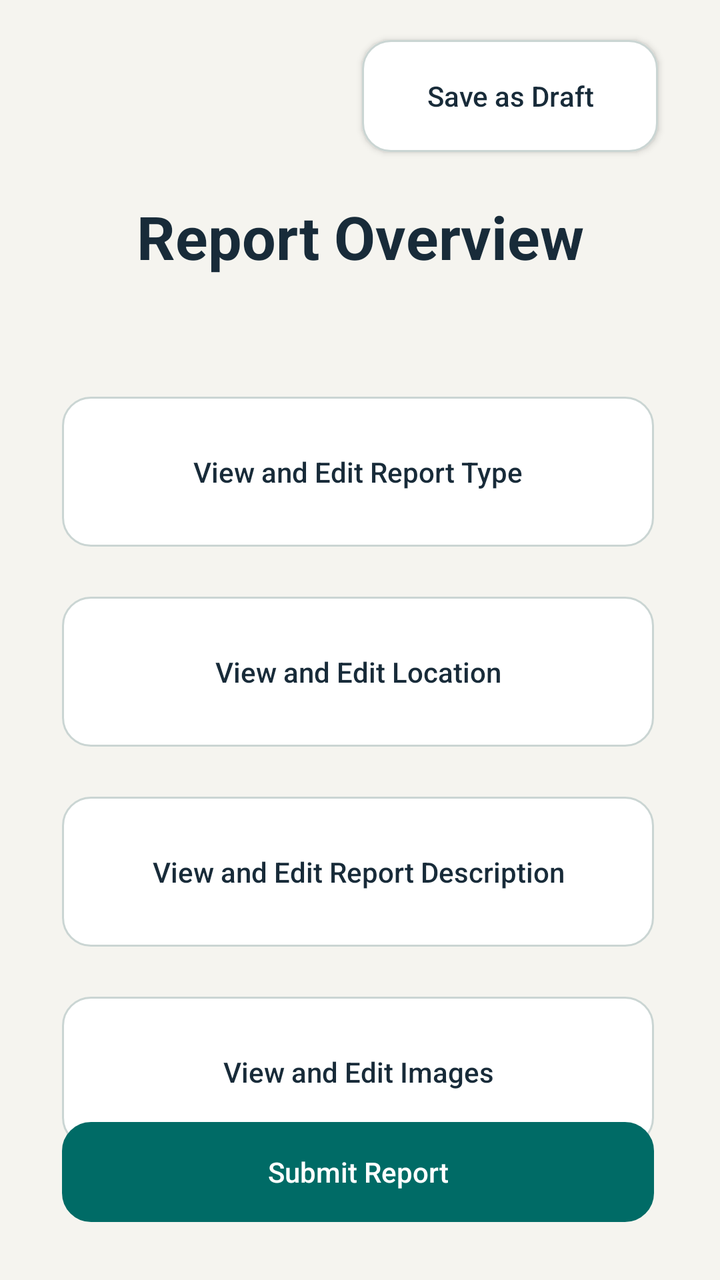
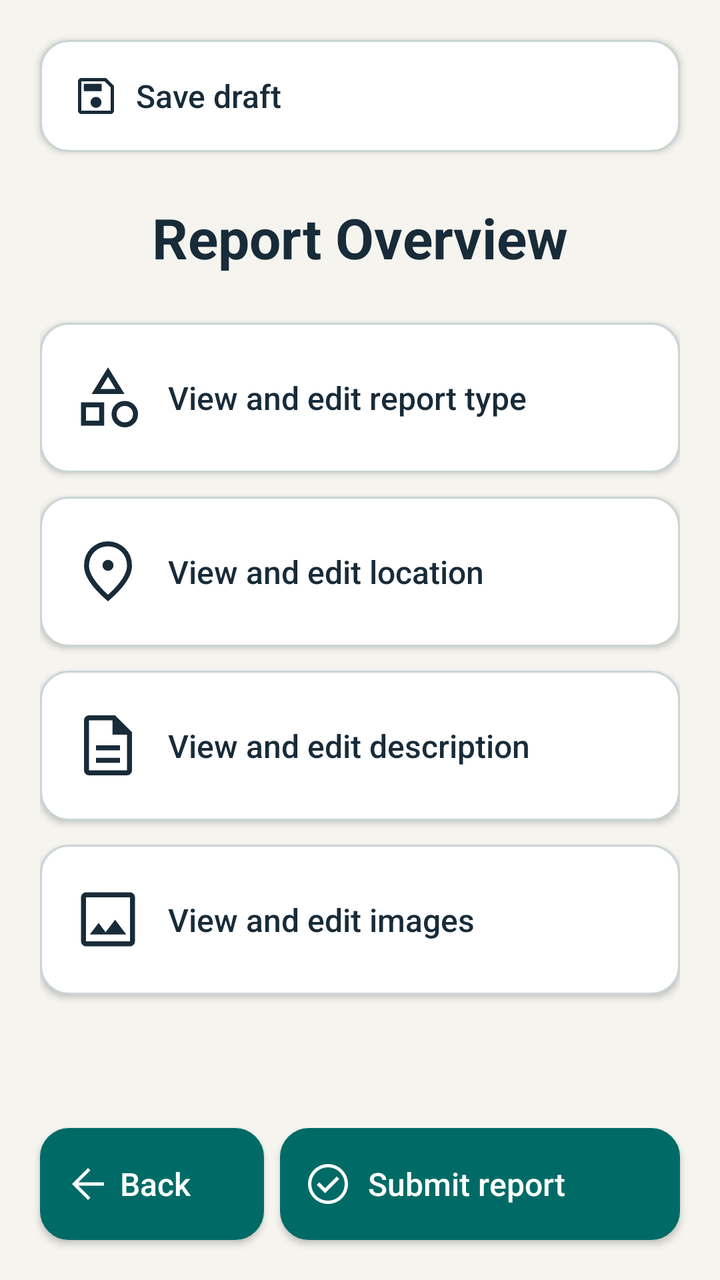

The first picture is an Android layout as it rendered before a commit; the second is the same layout after the commit. The layout source and the unified diff follow.
<!-- AndroidManifest.xml: application theme Theme.JavaReportingSystem -->
<!-- res/layout/activity_report_overview.xml -->
<?xml version="1.0" encoding="utf-8"?>
<androidx.constraintlayout.widget.ConstraintLayout xmlns:android="http://schemas.android.com/apk/res/android"
    xmlns:app="http://schemas.android.com/apk/res-auto"
    xmlns:tools="http://schemas.android.com/tools"
    android:id="@+id/main"
    android:layout_width="match_parent"
    android:layout_height="match_parent"
    tools:context=".ui.ReportOverviewActivity">


    <Button
        android:id="@+id/btnSaveDraft"
        android:layout_width="148dp"
        android:layout_height="56dp"
        android:layout_marginTop="20dp"
        android:layout_marginEnd="31dp"
        android:background="@drawable/outline_button"
        android:text="@string/save_as_draft"
        android:textAllCaps="false"
        android:textColor="@color/safety_text"
        android:textSize="14sp"
        app:backgroundTint="@null"
        app:layout_constraintEnd_toEndOf="parent"
        app:layout_constraintTop_toTopOf="parent" />

    
    <TextView
        android:id="@+id/tvReportOverview"
        android:layout_width="wrap_content"
        android:layout_height="wrap_content"
        android:text="Report Overview"
        android:textColor="@color/safety_text"
        android:textSize="30sp"
        android:textStyle="bold"
        android:gravity="center"
        android:layout_marginTop="22dp"
        app:layout_constraintTop_toBottomOf="@id/btnSaveDraft"
        app:layout_constraintStart_toStartOf="parent"
        app:layout_constraintEnd_toEndOf="parent" />

    

    

    <Button
        android:id="@+id/btnReportType"
        android:layout_width="0dp"
        android:layout_height="75dp"
        android:layout_marginStart="31dp"
        android:layout_marginTop="60dp"
        android:layout_marginEnd="33dp"
        android:background="@drawable/outline_button"
        android:stateListAnimator="@null"
        android:text="View and Edit Report Type"
        android:textAllCaps="false"
        android:textColor="@color/safety_text"
        android:textSize="14sp"
        app:layout_constraintEnd_toEndOf="parent"
        app:layout_constraintHorizontal_bias="0.0"
        app:layout_constraintStart_toStartOf="parent"
        app:layout_constraintTop_toBottomOf="@id/tvReportOverview"
                app:backgroundTint="@null" />

    <Button
        android:id="@+id/btnLocations"
        android:layout_width="0dp"
        android:layout_height="75dp"
        android:text="View and Edit Location"
        android:textAllCaps="false"
        android:textColor="@color/safety_text"
        android:textSize="14sp"
        android:background="@drawable/outline_button"
        android:stateListAnimator="@null"
        app:layout_constraintTop_toBottomOf="@id/btnReportType"
        app:layout_constraintStart_toStartOf="parent"
        app:layout_constraintEnd_toEndOf="parent"
        android:layout_marginStart="31dp"
        android:layout_marginEnd="33dp"
        android:layout_marginTop="25dp"
                app:backgroundTint="@null" />

    
    <Button
        android:id="@+id/btnEditDescription"
        android:layout_width="0dp"
        android:layout_height="75dp"
        android:text="View and Edit Report Description"
        android:textAllCaps="false"
        android:textColor="@color/safety_text"
        android:textSize="14sp"
        android:background="@drawable/outline_button"
        android:stateListAnimator="@null"
        app:layout_constraintTop_toBottomOf="@id/btnLocations"
        app:layout_constraintStart_toStartOf="parent"
        app:layout_constraintEnd_toEndOf="parent"
        android:layout_marginStart="31dp"
        android:layout_marginEnd="33dp"
        android:layout_marginTop="25dp"
                app:backgroundTint="@null" />

    
    <Button
        android:id="@+id/btnEditImages"
        android:layout_width="0dp"
        android:layout_height="75dp"
        android:text="View and Edit Images"
        android:textAllCaps="false"
        android:textColor="@color/safety_text"
        android:textSize="14sp"
        android:background="@drawable/outline_button"
        android:stateListAnimator="@null"
        app:layout_constraintTop_toBottomOf="@id/btnEditDescription"
        app:layout_constraintStart_toStartOf="parent"
        app:layout_constraintEnd_toEndOf="parent"
        android:layout_marginStart="31dp"
        android:layout_marginEnd="33dp"
        android:layout_marginTop="25dp"
                app:backgroundTint="@null" />

    
    <Button
        android:id="@+id/btnSubmitReport"
        android:layout_width="0dp"
        android:layout_height="50dp"
        android:text="Submit Report"
        android:textAllCaps="false"
        android:textColor="@color/safety_on_action"
        android:textSize="14sp"
        android:background="@drawable/next_button"
        android:stateListAnimator="@null"
        app:layout_constraintBottom_toBottomOf="parent"
        app:layout_constraintStart_toStartOf="parent"
        app:layout_constraintEnd_toEndOf="parent"
        android:layout_marginStart="31dp"
        android:layout_marginEnd="33dp"
        android:layout_marginBottom="29dp"
                app:backgroundTint="@null" />




</androidx.constraintlayout.widget.ConstraintLayout>
<!-- resources referenced by this layout -->
<resources>
  <string name="save_as_draft">Save as Draft</string>
  <!-- unchanged entries left out for length: 10 -->
</resources>

<!-- the commit's change to res/layout/activity_report_overview.xml (unified diff, before → after) -->
@@ -1,142 +1,202 @@
 <?xml version="1.0" encoding="utf-8"?>
 <androidx.constraintlayout.widget.ConstraintLayout xmlns:android="http://schemas.android.com/apk/res/android"
     xmlns:app="http://schemas.android.com/apk/res-auto"
-    xmlns:tools="http://schemas.android.com/tools"
     android:id="@+id/main"
     android:layout_width="match_parent"
     android:layout_height="match_parent"
-    tools:context=".ui.ReportOverviewActivity">
-
+    android:background="@color/safety_background">
 
     <Button
         android:id="@+id/btnSaveDraft"
-        android:layout_width="148dp"
+        android:layout_width="0dp"
         android:layout_height="56dp"
+        android:layout_marginStart="20dp"
         android:layout_marginTop="20dp"
-        android:layout_marginEnd="31dp"
+        android:layout_marginEnd="20dp"
         android:background="@drawable/outline_button"
+        android:drawableStart="@drawable/ic_ms_save"
+        android:drawableTint="@color/safety_text"
+        android:drawablePadding="8dp"
+        android:gravity="center_vertical|start"
+        android:paddingStart="16dp"
+        android:paddingEnd="16dp"
         android:text="@string/save_as_draft"
         android:textAllCaps="false"
         android:textColor="@color/safety_text"
-        android:textSize="14sp"
+        android:textSize="16sp"
         app:backgroundTint="@null"
         app:layout_constraintEnd_toEndOf="parent"
+        app:layout_constraintStart_toStartOf="parent"
         app:layout_constraintTop_toTopOf="parent" />
 
-    
-    <TextView
-        android:id="@+id/tvReportOverview"
-        android:layout_width="wrap_content"
-        android:layout_height="wrap_content"
-        android:text="Report Overview"
-        android:textColor="@color/safety_text"
-        android:textSize="30sp"
-        android:textStyle="bold"
-        android:gravity="center"
-        android:layout_marginTop="22dp"
-        app:layout_constraintTop_toBottomOf="@id/btnSaveDraft"
+    <ScrollView
+        android:id="@+id/overviewScroll"
+        android:layout_width="0dp"
+        android:layout_height="0dp"
+        android:fillViewport="true"
+        app:layout_constraintBottom_toTopOf="@id/btnBack"
+        app:layout_constraintEnd_toEndOf="parent"
         app:layout_constraintStart_toStartOf="parent"
-        app:layout_constraintEnd_toEndOf="parent" />
-
-    
-
-    
+        app:layout_constraintTop_toBottomOf="@id/btnSaveDraft">
+
+        <LinearLayout
+            android:layout_width="match_parent"
+            android:layout_height="wrap_content"
+            android:orientation="vertical"
+            android:paddingStart="20dp"
+            android:paddingTop="24dp"
+            android:paddingEnd="20dp"
+            android:paddingBottom="20dp">
+
+            <TextView
+                android:layout_width="match_parent"
+                android:layout_height="wrap_content"
+                android:gravity="center"
+                android:text="@string/report_overview_title"
+                android:textColor="@color/safety_text"
+                android:textSize="28sp"
+                android:textStyle="bold" />
+
+            <TextView
+                android:id="@+id/validationMessage"
+                android:layout_width="match_parent"
+                android:layout_height="wrap_content"
+                android:layout_marginTop="20dp"
+                android:padding="8dp"
+                android:text="@string/overview_complete_highlighted"
+                android:textColor="@color/safety_danger"
+                android:textSize="16sp"
+                android:textStyle="bold"
+                android:visibility="gone" />
+
+            <Button
+                android:id="@+id/btnReportType"
+                style="@style/Widget.AppCompat.Button"
+                android:layout_width="match_parent"
+                android:layout_height="wrap_content"
+                android:minHeight="75dp"
+                android:paddingTop="12dp"
+                android:paddingBottom="12dp"
+                android:layout_marginTop="24dp"
+                android:background="@drawable/outline_button"
+                android:drawableStart="@drawable/ic_ms_category"
+                android:drawableTint="@color/safety_text"
+                android:drawablePadding="12dp"
+                android:gravity="center_vertical|start"
+                android:paddingStart="16dp"
+                android:paddingEnd="16dp"
+                android:text="@string/edit_report_type"
+                android:textAllCaps="false"
+                android:textColor="@color/safety_text"
+                android:textSize="16sp"
+                app:backgroundTint="@null" />
+
+            <Button
+                android:id="@+id/btnLocations"
+                android:layout_width="match_parent"
+                android:layout_height="wrap_content"
+                android:minHeight="75dp"
+                android:paddingTop="12dp"
+                android:paddingBottom="12dp"
+                android:layout_marginTop="12dp"
+                android:background="@drawable/outline_button"
+                android:drawableStart="@drawable/ic_ms_location_on"
+                android:drawableTint="@color/safety_text"
+                android:drawablePadding="12dp"
+                android:gravity="center_vertical|start"
+                android:paddingStart="16dp"
+                android:paddingEnd="16dp"
+                android:text="@string/edit_location"
+                android:textAllCaps="false"
+                android:textColor="@color/safety_text"
+                android:textSize="16sp"
+                app:backgroundTint="@null" />
+
+            <Button
+                android:id="@+id/btnEditDescription"
+                android:layout_width="match_parent"
+                android:layout_height="wrap_content"
+                android:minHeight="75dp"
+                android:paddingTop="12dp"
+                android:paddingBottom="12dp"
+                android:layout_marginTop="12dp"
+                android:background="@drawable/outline_button"
+                android:drawableStart="@drawable/ic_ms_description"
+                android:drawableTint="@color/safety_text"
+                android:drawablePadding="12dp"
+                android:gravity="center_vertical|start"
+                android:paddingStart="16dp"
+                android:paddingEnd="16dp"
+                android:text="@string/edit_description"
+                android:textAllCaps="false"
+                android:textColor="@color/safety_text"
+                android:textSize="16sp"
+                app:backgroundTint="@null" />
+
+            <Button
+                android:id="@+id/btnEditImages"
+                android:layout_width="match_parent"
+                android:layout_height="wrap_content"
+                android:minHeight="75dp"
+                android:paddingTop="12dp"
+                android:paddingBottom="12dp"
+                android:layout_marginTop="12dp"
+                android:background="@drawable/outline_button"
+                android:drawableStart="@drawable/ic_ms_image"
+                android:drawableTint="@color/safety_text"
+                android:drawablePadding="12dp"
+                android:gravity="center_vertical|start"
+                android:paddingStart="16dp"
+                android:paddingEnd="16dp"
+                android:text="@string/edit_images"
+                android:textAllCaps="false"
+                android:textColor="@color/safety_text"
+                android:textSize="16sp"
+                app:backgroundTint="@null" />
+        </LinearLayout>
+    </ScrollView>
 
     <Button
-        android:id="@+id/btnReportType"
-        android:layout_width="0dp"
-        android:layout_height="75dp"
-        android:layout_marginStart="31dp"
-        android:layout_marginTop="60dp"
-        android:layout_marginEnd="33dp"
-        android:background="@drawable/outline_button"
-        android:stateListAnimator="@null"
-        android:text="View and Edit Report Type"
+        android:id="@+id/btnBack"
+        android:layout_width="112dp"
+        android:layout_height="56dp"
+        android:layout_marginStart="20dp"
+        android:layout_marginBottom="20dp"
+        android:background="@drawable/back_button"
+        android:drawableStart="@drawable/ic_ms_arrow_back"
+        android:drawableTint="@color/safety_on_action"
+        android:drawablePadding="4dp"
+        android:gravity="center_vertical|start"
+        android:paddingStart="12dp"
+        android:paddingEnd="8dp"
+        android:text="@string/back"
         android:textAllCaps="false"
-        android:textColor="@color/safety_text"
-        android:textSize="14sp"
-        app:layout_constraintEnd_toEndOf="parent"
-        app:layout_constraintHorizontal_bias="0.0"
-        app:layout_constraintStart_toStartOf="parent"
-        app:layout_constraintTop_toBottomOf="@id/tvReportOverview"
-                app:backgroundTint="@null" />
-
-    <Button
-        android:id="@+id/btnLocations"
-        android:layout_width="0dp"
-        android:layout_height="75dp"
-        android:text="View and Edit Location"
-        android:textAllCaps="false"
-        android:textColor="@color/safety_text"
-        android:textSize="14sp"
-        android:background="@drawable/outline_button"
-        android:stateListAnimator="@null"
-        app:layout_constraintTop_toBottomOf="@id/btnReportType"
-        app:layout_constraintStart_toStartOf="parent"
-        app:layout_constraintEnd_toEndOf="parent"
-        android:layout_marginStart="31dp"
-        android:layout_marginEnd="33dp"
-        android:layout_marginTop="25dp"
-                app:backgroundTint="@null" />
-
-    
-    <Button
-        android:id="@+id/btnEditDescription"
-        android:layout_width="0dp"
-        android:layout_height="75dp"
-        android:text="View and Edit Report Description"
-        android:textAllCaps="false"
-        android:textColor="@color/safety_text"
-        android:textSize="14sp"
-        android:background="@drawable/outline_button"
-        android:stateListAnimator="@null"
-        app:layout_constraintTop_toBottomOf="@id/btnLocations"
-        app:layout_constraintStart_toStartOf="parent"
-        app:layout_constraintEnd_toEndOf="parent"
-        android:layout_marginStart="31dp"
-        android:layout_marginEnd="33dp"
-        android:layout_marginTop="25dp"
-                app:backgroundTint="@null" />
-
-    
-    <Button
-        android:id="@+id/btnEditImages"
-        android:layout_width="0dp"
-        android:layout_height="75dp"
-        android:text="View and Edit Images"
-        android:textAllCaps="false"
-        android:textColor="@color/safety_text"
-        android:textSize="14sp"
-        android:background="@drawable/outline_button"
-        android:stateListAnimator="@null"
-        app:layout_constraintTop_toBottomOf="@id/btnEditDescription"
-        app:layout_constraintStart_toStartOf="parent"
-        app:layout_constraintEnd_toEndOf="parent"
-        android:layout_marginStart="31dp"
-        android:layout_marginEnd="33dp"
-        android:layout_marginTop="25dp"
-                app:backgroundTint="@null" />
-
-    
+        android:textColor="@color/safety_on_action"
+        android:textSize="16sp"
+        app:backgroundTint="@null"
+        app:layout_constraintBottom_toBottomOf="parent"
+        app:layout_constraintStart_toStartOf="parent" />
+
     <Button
         android:id="@+id/btnSubmitReport"
         android:layout_width="0dp"
-        android:layout_height="50dp"
-        android:text="Submit Report"
+        android:layout_height="56dp"
+        android:layout_marginStart="8dp"
+        android:layout_marginEnd="20dp"
+        android:layout_marginBottom="20dp"
+        android:background="@drawable/next_button"
+        android:drawableStart="@drawable/ic_ms_check_circle"
+        android:drawableTint="@color/safety_on_action"
+        android:drawablePadding="8dp"
+        android:gravity="center_vertical|start"
+        android:paddingStart="12dp"
+        android:paddingEnd="8dp"
+        android:text="@string/submit_report"
         android:textAllCaps="false"
         android:textColor="@color/safety_on_action"
-        android:textSize="14sp"
-        android:background="@drawable/next_button"
-        android:stateListAnimator="@null"
+        android:textSize="16sp"
+        app:backgroundTint="@null"
         app:layout_constraintBottom_toBottomOf="parent"
-        app:layout_constraintStart_toStartOf="parent"
         app:layout_constraintEnd_toEndOf="parent"
-        android:layout_marginStart="31dp"
-        android:layout_marginEnd="33dp"
-        android:layout_marginBottom="29dp"
-                app:backgroundTint="@null" />
-
-
-
-
+        app:layout_constraintStart_toEndOf="@id/btnBack" />
 </androidx.constraintlayout.widget.ConstraintLayout>
<!-- resource entries referenced after the edit -->
@@ -1,6 +1,99 @@
 <!-- resources referenced by this layout -->
 <resources>
-  <string name="save_as_draft">Save as Draft</string>
+  <color name="safety_danger">#B3261E</color>
+  <!-- drawable back_button (drawable) -->
+  <?xml version="1.0" encoding="utf-8"?>
+  <shape xmlns:android="http://schemas.android.com/apk/res/android" android:shape="rectangle">
+      <solid android:color="@color/safety_action" />
+      <stroke android:width="1dp" android:color="@color/safety_action" />
+      <corners android:radius="14dp" />
+  </shape>
+  <!-- drawable ic_ms_arrow_back (drawable) -->
+  <vector xmlns:android="http://schemas.android.com/apk/res/android"
+      android:width="24dp"
+      android:height="24dp"
+      android:viewportWidth="960"
+      android:viewportHeight="960"
+      android:autoMirrored="true">
+    <path
+        android:fillColor="@color/safety_text"
+        android:pathData="M287,513.33L527,753.33L480,800L160,480L480,160L527,206.67L287,446.67L800,446.67L800,513.33L287,513.33Z"/>
+  </vector>
+  <!-- drawable ic_ms_category (drawable) -->
+  <vector xmlns:android="http://schemas.android.com/apk/res/android"
+      android:width="36dp"
+      android:height="36dp"
+      android:viewportWidth="960"
+      android:viewportHeight="960"
+  >
+    <path
+        android:fillColor="@color/safety_text"
+        android:pathData="M260.67,436L480.67,80L700.67,436L260.67,436ZM704,880Q629.67,880 578.83,829.17Q528,778.33 528,704Q528,629.67 578.83,578.83Q629.67,528 704,528Q778.33,528 829.17,578.83Q880,629.67 880,704Q880,778.33 829.17,829.17Q778.33,880 704,880ZM120,856.67L120,547.33L429.33,547.33L429.33,856.67L120,856.67ZM704.06,813.33Q750,813.33 781.67,781.61Q813.33,749.89 813.33,703.94Q813.33,658 781.61,626.33Q749.89,594.67 703.94,594.67Q658,594.67 626.33,626.39Q594.67,658.11 594.67,704.06Q594.67,750 626.39,781.67Q658.11,813.33 704.06,813.33ZM186.67,790L362.67,790L362.67,614L186.67,614L186.67,790ZM380,369.33L581.33,369.33L480.67,206.67L380,369.33ZM480.67,369.33L480.67,369.33L480.67,369.33L480.67,369.33ZM362.67,614L362.67,614L362.67,614L362.67,614L362.67,614ZM704,704Q704,704 704,704Q704,704 704,704Q704,704 704,704Q704,704 704,704Q704,704 704,704Q704,704 704,704Q704,704 704,704Q704,704 704,704Z"/>
+  </vector>
+  <!-- drawable ic_ms_check_circle (drawable) -->
+  <vector xmlns:android="http://schemas.android.com/apk/res/android"
+      android:width="24dp"
+      android:height="24dp"
+      android:viewportWidth="960"
+      android:viewportHeight="960"
+  >
+    <path
+        android:fillColor="@color/safety_text"
+        android:pathData="M422,662.67L704.67,380L655.33,331.33L422,564.67L304,446.67L255.33,495.33L422,662.67ZM480,880Q397.67,880 324.67,848.5Q251.67,817 197.33,762.67Q143,708.33 111.5,635.33Q80,562.33 80,480Q80,397 111.5,324Q143,251 197.33,197Q251.67,143 324.67,111.5Q397.67,80 480,80Q563,80 636,111.5Q709,143 763,197Q817,251 848.5,324Q880,397 880,480Q880,562.33 848.5,635.33Q817,708.33 763,762.67Q709,817 636,848.5Q563,880 480,880ZM480,813.33Q619.33,813.33 716.33,716Q813.33,618.67 813.33,480Q813.33,340.67 716.33,243.67Q619.33,146.67 480,146.67Q341.33,146.67 244,243.67Q146.67,340.67 146.67,480Q146.67,618.67 244,716Q341.33,813.33 480,813.33ZM480,480Q480,480 480,480Q480,480 480,480Q480,480 480,480Q480,480 480,480Q480,480 480,480Q480,480 480,480Q480,480 480,480Q480,480 480,480Z"/>
+  </vector>
+  <!-- drawable ic_ms_description (drawable) -->
+  <vector xmlns:android="http://schemas.android.com/apk/res/android"
+      android:width="36dp"
+      android:height="36dp"
+      android:viewportWidth="960"
+      android:viewportHeight="960"
+  >
+    <path
+        android:fillColor="@color/safety_text"
+        android:pathData="M319.33,713.33L640.67,713.33L640.67,646.67L319.33,646.67L319.33,713.33ZM319.33,546.67L640.67,546.67L640.67,480L319.33,480L319.33,546.67ZM226.67,880Q199.67,880 179.83,860.17Q160,840.33 160,813.33L160,146.67Q160,119.67 179.83,99.83Q199.67,80 226.67,80L574,80L800,306L800,813.33Q800,840.33 780.17,860.17Q760.33,880 733.33,880L226.67,880ZM540.67,337.33L540.67,146.67L226.67,146.67Q226.67,146.67 226.67,146.67Q226.67,146.67 226.67,146.67L226.67,813.33Q226.67,813.33 226.67,813.33Q226.67,813.33 226.67,813.33L733.33,813.33Q733.33,813.33 733.33,813.33Q733.33,813.33 733.33,813.33L733.33,337.33L540.67,337.33ZM226.67,146.67L226.67,146.67L226.67,337.33L226.67,337.33L226.67,146.67L226.67,337.33L226.67,337.33L226.67,813.33Q226.67,813.33 226.67,813.33Q226.67,813.33 226.67,813.33L226.67,813.33Q226.67,813.33 226.67,813.33Q226.67,813.33 226.67,813.33L226.67,146.67Q226.67,146.67 226.67,146.67Q226.67,146.67 226.67,146.67Z"/>
+  </vector>
+  <!-- drawable ic_ms_image (drawable) -->
+  <vector xmlns:android="http://schemas.android.com/apk/res/android"
+      android:width="36dp"
+      android:height="36dp"
+      android:viewportWidth="960"
+      android:viewportHeight="960"
+  >
+    <path
+        android:fillColor="@color/safety_text"
+        android:pathData="M186.67,840Q159.67,840 139.83,820.17Q120,800.33 120,773.33L120,186.67Q120,159.67 139.83,139.83Q159.67,120 186.67,120L773.33,120Q800.33,120 820.17,139.83Q840,159.67 840,186.67L840,773.33Q840,800.33 820.17,820.17Q800.33,840 773.33,840L186.67,840ZM186.67,773.33L773.33,773.33Q773.33,773.33 773.33,773.33Q773.33,773.33 773.33,773.33L773.33,186.67Q773.33,186.67 773.33,186.67Q773.33,186.67 773.33,186.67L186.67,186.67Q186.67,186.67 186.67,186.67Q186.67,186.67 186.67,186.67L186.67,773.33Q186.67,773.33 186.67,773.33Q186.67,773.33 186.67,773.33ZM237.33,682L723.33,682L575.33,484.67L447.33,652L355.33,527.33L237.33,682ZM186.67,773.33Q186.67,773.33 186.67,773.33Q186.67,773.33 186.67,773.33L186.67,186.67Q186.67,186.67 186.67,186.67Q186.67,186.67 186.67,186.67L186.67,186.67Q186.67,186.67 186.67,186.67Q186.67,186.67 186.67,186.67L186.67,773.33Q186.67,773.33 186.67,773.33Q186.67,773.33 186.67,773.33L186.67,773.33Z"/>
+  </vector>
+  <!-- drawable ic_ms_location_on (drawable) -->
+  <vector xmlns:android="http://schemas.android.com/apk/res/android"
+      android:width="36dp"
+      android:height="36dp"
+      android:viewportWidth="960"
+      android:viewportHeight="960"
+  >
+    <path
+        android:fillColor="@color/safety_text"
+        android:pathData="M480.06,473.33Q510.33,473.33 531.83,451.77Q553.33,430.22 553.33,399.94Q553.33,369.67 531.77,348.17Q510.22,326.67 479.94,326.67Q449.67,326.67 428.17,348.23Q406.67,369.78 406.67,400.06Q406.67,430.33 428.23,451.83Q449.78,473.33 480.06,473.33ZM480,792Q609.33,674 671.33,577.83Q733.33,481.67 733.33,408Q733.33,293.14 659.97,219.9Q586.61,146.67 480,146.67Q373.39,146.67 300.03,219.9Q226.67,293.14 226.67,408Q226.67,481.67 289.67,577.83Q352.67,674 480,792ZM480,880Q319,743 239.5,625.5Q160,508 160,408Q160,258 256.5,169Q353,80 480,80Q607,80 703.5,169Q800,258 800,408Q800,508 720.5,625.5Q641,743 480,880ZM480,400Q480,400 480,400Q480,400 480,400Q480,400 480,400Q480,400 480,400Q480,400 480,400Q480,400 480,400Q480,400 480,400Q480,400 480,400Z"/>
+  </vector>
+  <!-- drawable ic_ms_save (drawable) -->
+  <vector xmlns:android="http://schemas.android.com/apk/res/android"
+      android:width="24dp"
+      android:height="24dp"
+      android:viewportWidth="960"
+      android:viewportHeight="960"
+  >
+    <path
+        android:fillColor="@color/safety_text"
+        android:pathData="M840,278L840,773.33Q840,800.33 820.17,820.17Q800.33,840 773.33,840L186.67,840Q159.67,840 139.83,820.17Q120,800.33 120,773.33L120,186.67Q120,159.67 139.83,139.83Q159.67,120 186.67,120L682,120L840,278ZM773.33,307.33L652.67,186.67L186.67,186.67Q186.67,186.67 186.67,186.67Q186.67,186.67 186.67,186.67L186.67,773.33Q186.67,773.33 186.67,773.33Q186.67,773.33 186.67,773.33L773.33,773.33Q773.33,773.33 773.33,773.33Q773.33,773.33 773.33,773.33L773.33,307.33ZM479.84,716.67Q525.33,716.67 557.33,684.82Q589.33,652.98 589.33,607.49Q589.33,562 557.49,530Q525.65,498 480.16,498Q434.67,498 402.67,529.84Q370.67,561.69 370.67,607.18Q370.67,652.67 402.51,684.67Q434.35,716.67 479.84,716.67ZM235.33,384L594,384L594,235.33L235.33,235.33L235.33,384ZM186.67,307.33L186.67,773.33Q186.67,773.33 186.67,773.33Q186.67,773.33 186.67,773.33L186.67,773.33Q186.67,773.33 186.67,773.33Q186.67,773.33 186.67,773.33L186.67,186.67Q186.67,186.67 186.67,186.67Q186.67,186.67 186.67,186.67L186.67,186.67L186.67,307.33Z"/>
+  </vector>
+  <string name="back">Back</string>
+  <string name="edit_description">View and edit description</string>
+  <string name="edit_images">View and edit images</string>
+  <string name="edit_location">View and edit location</string>
+  <string name="edit_report_type">View and edit report type</string>
+  <string name="overview_complete_highlighted">Complete the red fields before submitting.</string>
+  <string name="report_overview_title">Report Overview</string>
+  <string name="save_as_draft">Save draft</string>
+  <string name="submit_report">Submit report</string>
   <!-- unchanged entries left out for length: 10 -->
 </resources>
 
